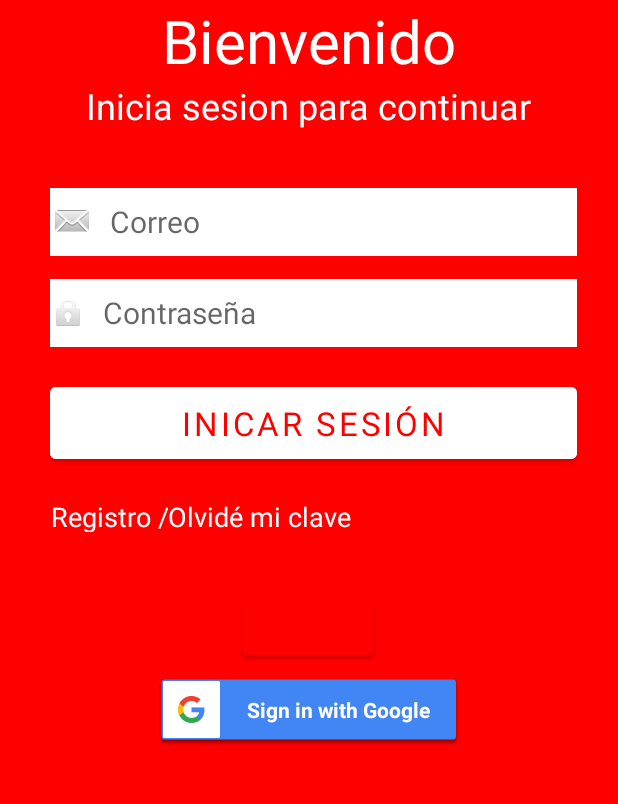
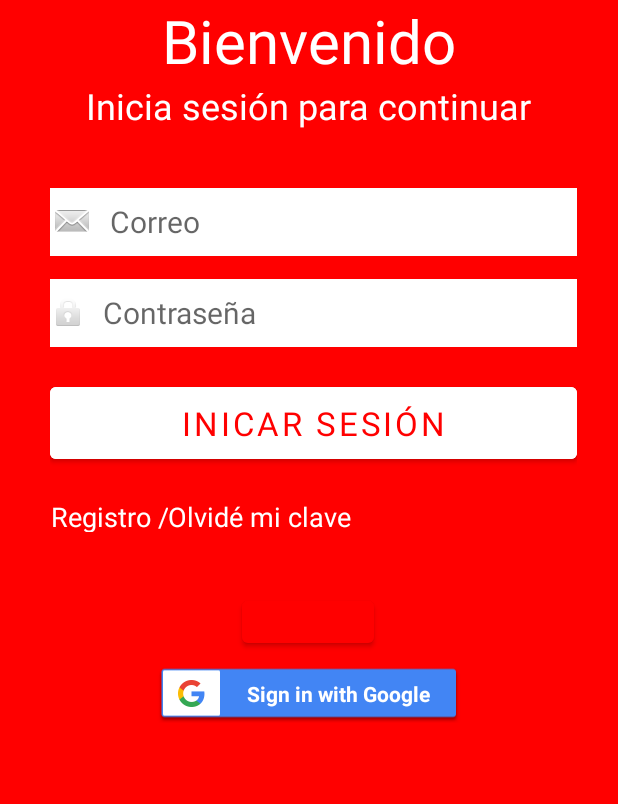
Before and after one commit to aperez900/SalvavidasApp, an Android app: the screen it shows after launch (MainActivity), on a phone screen of 412 x 824 dp, the part 414-1218 px from its top. Run offline under Robolectric (Android 15) with nearby library versions, the phone set to English and light mode, and no system bars; our stand-ins replace Firebase (no records; nobody signed in at launch, a user with empty details on screens opened directly); libraries missing offline, so code that uses them is left out: com.facebook, com.facebook.login; plain views replace LoginButton; Roboto replaces fonts that are not available here; 4 statements that could not run were skipped.

Commit message:
Se corrigen detalles de ortografía, diseño, warnings, entre otros. Se deshabilita temporalmente la validación de si el usuario está logueado o no(en el MainActivity.java) para pasarlo al home sin pedirle de nuevo que se loguee porque tiene un bug.

```diff
--- a/app/src/main/java/com/desarollo/salvavidasapp/Login/Forget.java
+++ b/app/src/main/java/com/desarollo/salvavidasapp/Login/Forget.java
@@ -41,7 +41,7 @@ public class Forget extends AppCompatActivity {
     private void validate() {
         String email = et_recuperarEmail.getText().toString().trim();
         if (email.isEmpty()||!Patterns.EMAIL_ADDRESS.matcher(email).matches()){
-            et_recuperarEmail.setError("Correo no valido");
+            et_recuperarEmail.setError("Correo no válido.");
             return;
         }
         sendEmail(email);
@@ -61,7 +61,7 @@ public class Forget extends AppCompatActivity {
                             startActivity(intent);
                             finish();
                         } else{
-                            Toast.makeText(Forget.this,"Correo fue invalido",Toast.LENGTH_SHORT).show();
+                            Toast.makeText(Forget.this,"Error procesando la solicitud.",Toast.LENGTH_SHORT).show();
                         }
                     }
                 });
@@ -74,7 +74,5 @@ public class Forget extends AppCompatActivity {
         Intent  intent = new Intent(Forget.this, MainActivity.class);
         startActivity(intent);
         finish();
-
-
     }
 }
--- a/app/src/main/java/com/desarollo/salvavidasapp/Login/MainActivity.java
+++ b/app/src/main/java/com/desarollo/salvavidasapp/Login/MainActivity.java
@@ -19,6 +19,7 @@ import com.facebook.FacebookCallback;
 import com.facebook.FacebookException;
 import com.facebook.login.LoginResult;
 import com.facebook.login.widget.LoginButton;
+import com.facebook.login.LoginManager;
 import com.google.android.gms.auth.api.signin.GoogleSignInAccount;
 import com.google.android.gms.auth.api.signin.GoogleSignInOptions;
 import com.google.android.gms.common.SignInButton;
@@ -33,6 +34,8 @@ import com.google.firebase.auth.FirebaseUser;
 import com.google.android.gms.auth.api.signin.GoogleSignIn;
 import com.google.android.gms.auth.api.signin.GoogleSignInClient;
 import com.google.firebase.auth.GoogleAuthProvider;
+
+import java.security.Provider;
 
 
 public class MainActivity extends AppCompatActivity {
@@ -51,14 +54,14 @@ public class MainActivity extends AppCompatActivity {
         super.onCreate(savedInstanceState);
         setContentView(R.layout.activity_main);
 
-        et_email = (EditText) findViewById(R.id.et_mail);
-        et_password = (EditText) findViewById(R.id.et_password);
+        et_email = findViewById(R.id.et_mail);
+        et_password = findViewById(R.id.et_password);
 
         mAuth = FirebaseAuth.getInstance();
 
         //Acesso por facebook
         callbackManager = CallbackManager.Factory.create();
-        loginButton = (LoginButton) findViewById(R.id.login_button);
+        loginButton = findViewById(R.id.login_button);
         loginButton.setPermissions("email", "public_profile");
         //loginButton.setReadPermissions("email", "public_profile");
 
@@ -87,7 +90,6 @@ public class MainActivity extends AppCompatActivity {
         });
 
         // Ingresar por Google
-
         signInButton =  findViewById(R.id.signInButton);
 
         // Formato para el boton de login por google
@@ -130,7 +132,7 @@ public class MainActivity extends AppCompatActivity {
                 GoogleSignInAccount account = Task.getResult(ApiException.class);
                 firebaseAuthWithGoogle(account.getIdToken());
             } catch(ApiException e){
-                Toast.makeText(MainActivity.this,"Fallo google",Toast.LENGTH_SHORT).show();
+                Toast.makeText(MainActivity.this,"Error de inicio de sesión con google",Toast.LENGTH_SHORT).show();
             }
         }
     }
@@ -145,8 +147,9 @@ public class MainActivity extends AppCompatActivity {
                             Intent intent = new Intent(MainActivity.this, Home.class);
                             startActivity(intent);
                             finish();
+                            Toast.makeText(MainActivity.this,"Ingreso correcto con Google",Toast.LENGTH_SHORT).show();
                         }else{
-                            Toast.makeText(MainActivity.this,"Fallo en inciar sesion",Toast.LENGTH_SHORT).show();
+                            Toast.makeText(MainActivity.this,"Error inciando sesión con Google",Toast.LENGTH_SHORT).show();
                         }
                     }
                 });
@@ -185,14 +188,18 @@ public class MainActivity extends AppCompatActivity {
     @Override
     protected void onStart() {
         super.onStart();
+
         FirebaseUser currentUser = mAuth.getCurrentUser();
         //updateUI(currentUser);
         //if(currentUser != null && currentUser.isEmailVerified()){
-        if(currentUser != null ){
-            Toast.makeText(MainActivity.this, "Ya estas logueado.",
-                    Toast.LENGTH_SHORT).show();
+
+        /*
+        if(currentUser != null){
+            Toast.makeText(MainActivity.this, "Ya estas logueado. ",
+                    Toast.LENGTH_LONG).show();
             ingreso();
         }
+        */
     }
 
     public void Registro(View view) {
@@ -226,11 +233,13 @@ public class MainActivity extends AppCompatActivity {
                     Log.d("TAG", "signInWithEmail:success");
                     FirebaseUser user = mAuth.getCurrentUser();
                     //updateUI(user);
-                    if (user.isEmailVerified()) {
-                        ingreso();
-                    }else{
-                        Toast.makeText(getApplicationContext(), "Debe verificar el email",
-                                Toast.LENGTH_SHORT).show();
+                    if (user != null) {
+                        if (user.isEmailVerified()) {
+                            ingreso();
+                        }else{
+                            Toast.makeText(getApplicationContext(), "Debe verificar el email",
+                                    Toast.LENGTH_SHORT).show();
+                        }
                     }
                 } else {
                     // If sign in fails, display a message to the user.
--- a/app/src/main/java/com/desarollo/salvavidasapp/ui/profile/Profile.java
+++ b/app/src/main/java/com/desarollo/salvavidasapp/ui/profile/Profile.java
@@ -84,6 +84,7 @@ public class Profile extends Fragment {
         UserName.setText(currentUser.getDisplayName());
         UserMail.setText(currentUser.getEmail());
         Glide.with(this).load(currentUser.getPhotoUrl()).apply(RequestOptions.circleCropTransform()).into(UserPhoto);
+
 
         //Llena los campos del formulario con los datos de la bd
         consultarDatosPerfil(nombres, apellidos, identificacion, celular,btn_reg, btn_desactivar_usuario);
--- a/app/src/main/res/layout/activity_main.xml
+++ b/app/src/main/res/layout/activity_main.xml
@@ -11,11 +11,12 @@
         android:id="@+id/imageView"
         android:layout_width="match_parent"
         android:layout_height="200dp"
+        android:layout_marginTop="20dp"
+        android:contentDescription="@string/logoSalvavidas"
         app:layout_constraintEnd_toEndOf="parent"
         app:layout_constraintStart_toStartOf="parent"
         app:layout_constraintTop_toTopOf="parent"
-        app:srcCompat="@drawable/logoprincipal"
-        android:layout_marginTop="20dp"/>
+        app:srcCompat="@drawable/logoprincipal" />
 
     <TextView
         android:id="@+id/bienvenido"
@@ -23,7 +24,7 @@
         android:layout_height="wrap_content"
         android:layout_gravity="center"
         android:fontFamily="@font/abel"
-        android:text="Bienvenido"
+        android:text="@string/Bienvenido"
         android:textColor="#FFFFFF"
         android:textSize="40sp"
         app:layout_constraintEnd_toEndOf="parent"
@@ -34,14 +35,14 @@
     <TextView
         android:layout_width="wrap_content"
         android:layout_height="wrap_content"
+        android:layout_gravity="center"
         android:fontFamily="@font/abel"
-        android:layout_gravity="center"
+        android:text="@string/mensajeLogin"
+        android:textColor="#FFFFFF"
+        android:textSize="24sp"
         app:layout_constraintEnd_toEndOf="parent"
         app:layout_constraintStart_toStartOf="parent"
-        app:layout_constraintTop_toBottomOf="@+id/bienvenido"
-        android:text="Inicia sesion para continuar"
-        android:textColor="#FFFFFF"
-        android:textSize="24sp" />
+        app:layout_constraintTop_toBottomOf="@+id/bienvenido" />
 
     <LinearLayout
         android:id="@+id/linearLayout"
@@ -100,16 +101,16 @@
             android:layout_width="match_parent"
             android:layout_height="60dp"
             android:layout_gravity="center"
+            android:layout_marginTop="5dp"
+            android:layout_marginBottom="20dp"
             android:backgroundTint="#FFFFFF"
             android:fontFamily="@font/abel"
             android:onClick="Iniciar"
             android:text="@string/iniciarSesion"
             android:textAlignment="center"
-            android:layout_marginTop="5dp"
-            android:layout_marginBottom="20dp"
-            app:layout_constraintTop_toBottomOf="@+id/et_password"
             android:textColor="#FF0000"
-            android:textSize="22dp" />
+            android:textSize="22sp"
+            app:layout_constraintTop_toBottomOf="@+id/et_password" />
 
             <LinearLayout
                 android:id="@+id/linearLayout2"
@@ -117,6 +118,7 @@
                 android:layout_height="59dp"
                 android:orientation="horizontal"
                 android:layout_gravity="center">
+
                 <TextView
                     android:id="@+id/tv_registro"
                     android:layout_width="wrap_content"
@@ -126,7 +128,7 @@
                     android:text="@string/registro"
                     android:textAlignment="center"
                     android:textColor="#FFFFFF"
-                android:textSize="18dp" />
+                    android:textSize="18sp" />
 
 
                 <TextView
@@ -138,27 +140,26 @@
                     android:text="@string/olvideClave"
                     android:textAlignment="center"
                     android:textColor="#FFFFFF"
-                    android:textSize="18dp" />
+                    android:textSize="18sp" />
             </LinearLayout>
         </LinearLayout>
-
 
 
     <com.facebook.login.widget.LoginButton
         android:id="@+id/login_button"
         android:layout_width="wrap_content"
-        android:layout_height="wrap_content"
+        android:layout_height="40dp"
         android:layout_gravity="center_horizontal"
+        android:layout_marginTop="40dp"
         app:layout_constraintEnd_toEndOf="parent"
         app:layout_constraintHorizontal_bias="0.497"
         app:layout_constraintStart_toStartOf="parent"
-        android:layout_marginTop="40dp"
         app:layout_constraintTop_toBottomOf="@+id/linearLayout" />
 
     <com.google.android.gms.common.SignInButton
         android:id="@+id/signInButton"
         android:layout_width="205dp"
-        android:layout_height="wrap_content"
+        android:layout_height="40dp"
         android:layout_gravity="center_horizontal"
         app:layout_constraintBottom_toBottomOf="parent"
         app:layout_constraintEnd_toEndOf="parent"
--- a/app/src/main/res/values/strings.xml
+++ b/app/src/main/res/values/strings.xml
@@ -12,6 +12,10 @@
     <string name="menu_gallery">Gallery</string>
     <string name="menu_slideshow">Slideshow</string>
 
+    <string name="Bienvenido">Bienvenido</string>
+    <string name="mensajeLogin">Inicia sesión para continuar</string>
+    <string name="verificarCorreo">Revisa tú correo para continuar</string>
+    <string name="logoSalvavidas">Logo Salvavidas</string>
     <string name="cerrar_sesion">Cerrar sesión</string>
     <string name="correo">Correo</string>
     <string name="contraseña">Contraseña</string>
```
Also changed, not shown: app/src/main/java/com/desarollo/salvavidasapp/Login/Registro.java (+19 -3 lines), app/src/main/java/com/desarollo/salvavidasapp/ui/home/Home.java (+5 -5 lines), app/src/main/java/com/desarollo/salvavidasapp/ui/seller/seller.java (+12 -10 lines), app/src/main/res/layout/activity_registro.xml (+23 -2 lines). Lines whose indentation alone changed are shown as unchanged.
